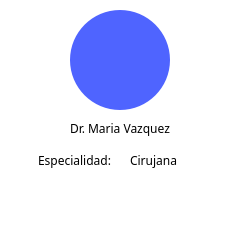
First picture: the form in hospital-Core/Widgets/Usuario/tarjeta_doctor.ui, repository MrDanielG/Hospital-SCRUM, before the edit.
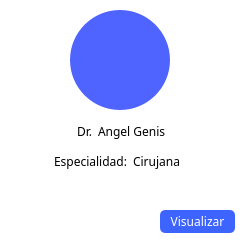
Second picture: the form after the edit. Icons and pictures are not drawn.

Commit message: Visualizar informacion doctor beta

Patch:
```diff
--- a/hospital-Core/Widgets/Usuario/tarjeta_doctor.ui
+++ b/hospital-Core/Widgets/Usuario/tarjeta_doctor.ui
@@ -7,19 +7,19 @@
     <x>0</x>
     <y>0</y>
     <width>245</width>
-    <height>232</height>
+    <height>245</height>
    </rect>
   </property>
   <property name="minimumSize">
    <size>
     <width>245</width>
-    <height>232</height>
+    <height>245</height>
    </size>
   </property>
   <property name="maximumSize">
    <size>
     <width>245</width>
-    <height>232</height>
+    <height>245</height>
    </size>
   </property>
   <property name="windowTitle">
@@ -47,33 +47,117 @@
     <string/>
    </property>
   </widget>
-  <widget class="QLabel" name="tarjetadoctor_doctor">
+  <widget class="QPushButton" name="btn_visualizar">
    <property name="geometry">
     <rect>
-     <x>70</x>
+     <x>160</x>
+     <y>210</y>
+     <width>75</width>
+     <height>23</height>
+    </rect>
+   </property>
+   <property name="font">
+    <font>
+     <family>Montserrat</family>
+    </font>
+   </property>
+   <property name="styleSheet">
+    <string notr="true">color: white;
+border: none;
+background: #3E64FF;
+border-radius: 5px;</string>
+   </property>
+   <property name="text">
+    <string>Visualizar</string>
+   </property>
+  </widget>
+  <widget class="QWidget" name="">
+   <property name="geometry">
+    <rect>
+     <x>30</x>
      <y>120</y>
-     <width>101</width>
-     <height>16</height>
+     <width>182</width>
+     <height>22</height>
     </rect>
    </property>
+   <layout class="QHBoxLayout" name="horizontalLayout">
+    <item>
+     <spacer name="horizontalSpacer">
+      <property name="orientation">
+       <enum>Qt::Horizontal</enum>
+      </property>
+      <property name="sizeHint" stdset="0">
+       <size>
+        <width>40</width>
+        <height>20</height>
+       </size>
+      </property>
+     </spacer>
+    </item>
+    <item>
+     <widget class="QLabel" name="tarjetadoctor_doctor_2">
    <property name="font">
     <font>
      <family>Montserrat</family>
     </font>
    </property>
    <property name="text">
-    <string>Dr. Maria Vazquez</string>
-   </property>
-  </widget>
+       <string>Dr.</string>
+      </property>
+     </widget>
+    </item>
+    <item>
+     <widget class="QLabel" name="tarjetadoctor_doctor">
+      <property name="font">
+       <font>
+        <family>Montserrat</family>
+       </font>
+      </property>
+      <property name="text">
+       <string>Angel Genis</string>
+      </property>
+     </widget>
+    </item>
+    <item>
+     <spacer name="horizontalSpacer_2">
+      <property name="orientation">
+       <enum>Qt::Horizontal</enum>
+      </property>
+      <property name="sizeHint" stdset="0">
+       <size>
+        <width>40</width>
+        <height>20</height>
+       </size>
+      </property>
+     </spacer>
+    </item>
+   </layout>
+  </widget>
+  <widget class="QWidget" name="">
+   <property name="geometry">
+    <rect>
+     <x>10</x>
+     <y>150</y>
+     <width>213</width>
+     <height>22</height>
+    </rect>
+   </property>
+   <layout class="QHBoxLayout" name="horizontalLayout_2">
+    <item>
+     <spacer name="horizontalSpacer_3">
+      <property name="orientation">
+       <enum>Qt::Horizontal</enum>
+      </property>
+      <property name="sizeHint" stdset="0">
+       <size>
+        <width>40</width>
+        <height>20</height>
+       </size>
+      </property>
+     </spacer>
+    </item>
+    <item>
   <widget class="QLabel" name="label_3">
-   <property name="geometry">
-    <rect>
-     <x>20</x>
-     <y>150</y>
-     <width>91</width>
-     <height>20</height>
-    </rect>
-   </property>
    <property name="font">
     <font>
      <family>Montserrat</family>
@@ -86,15 +170,9 @@
     <set>Qt::AlignRight|Qt::AlignTrailing|Qt::AlignVCenter</set>
    </property>
   </widget>
+    </item>
+    <item>
   <widget class="QLabel" name="especialidad">
-   <property name="geometry">
-    <rect>
-     <x>130</x>
-     <y>150</y>
-     <width>101</width>
-     <height>21</height>
-    </rect>
-   </property>
    <property name="font">
     <font>
      <family>Montserrat</family>
@@ -104,15 +182,47 @@
     <string>Cirujana</string>
    </property>
   </widget>
+    </item>
+    <item>
+     <spacer name="horizontalSpacer_4">
+      <property name="orientation">
+       <enum>Qt::Horizontal</enum>
+      </property>
+      <property name="sizeHint" stdset="0">
+       <size>
+        <width>40</width>
+        <height>20</height>
+       </size>
+      </property>
+     </spacer>
+    </item>
+   </layout>
+  </widget>
+  <widget class="QWidget" name="">
+   <property name="geometry">
+    <rect>
+     <x>20</x>
+     <y>180</y>
+     <width>193</width>
+     <height>22</height>
+    </rect>
+   </property>
+   <layout class="QHBoxLayout" name="horizontalLayout_3">
+    <item>
+     <spacer name="horizontalSpacer_5">
+      <property name="orientation">
+       <enum>Qt::Horizontal</enum>
+      </property>
+      <property name="sizeHint" stdset="0">
+       <size>
+        <width>40</width>
+        <height>20</height>
+       </size>
+      </property>
+     </spacer>
+    </item>
+    <item>
   <widget class="QLabel" name="estrella1">
-   <property name="geometry">
-    <rect>
-     <x>70</x>
-     <y>190</y>
-     <width>20</width>
-     <height>20</height>
-    </rect>
-   </property>
    <property name="text">
     <string/>
    </property>
@@ -126,15 +236,9 @@
     <set>Qt::AlignCenter</set>
    </property>
   </widget>
+    </item>
+    <item>
   <widget class="QLabel" name="estrella1_2">
-   <property name="geometry">
-    <rect>
-     <x>90</x>
-     <y>190</y>
-     <width>20</width>
-     <height>20</height>
-    </rect>
-   </property>
    <property name="text">
     <string/>
    </property>
@@ -148,15 +252,9 @@
     <set>Qt::AlignCenter</set>
    </property>
   </widget>
+    </item>
+    <item>
   <widget class="QLabel" name="estrella1_3">
-   <property name="geometry">
-    <rect>
-     <x>110</x>
-     <y>190</y>
-     <width>20</width>
-     <height>20</height>
-    </rect>
-   </property>
    <property name="text">
     <string/>
    </property>
@@ -170,15 +268,9 @@
     <set>Qt::AlignCenter</set>
    </property>
   </widget>
+    </item>
+    <item>
   <widget class="QLabel" name="estrella1_4">
-   <property name="geometry">
-    <rect>
-     <x>130</x>
-     <y>190</y>
-     <width>20</width>
-     <height>20</height>
-    </rect>
-   </property>
    <property name="text">
     <string/>
    </property>
@@ -192,15 +284,9 @@
     <set>Qt::AlignCenter</set>
    </property>
   </widget>
+    </item>
+    <item>
   <widget class="QLabel" name="estrella1_5">
-   <property name="geometry">
-    <rect>
-     <x>150</x>
-     <y>190</y>
-     <width>20</width>
-     <height>20</height>
-    </rect>
-   </property>
    <property name="text">
     <string/>
    </property>
@@ -214,7 +300,25 @@
     <set>Qt::AlignCenter</set>
    </property>
   </widget>
- </widget>
- <resources/>
+    </item>
+    <item>
+     <spacer name="horizontalSpacer_6">
+      <property name="orientation">
+       <enum>Qt::Horizontal</enum>
+      </property>
+      <property name="sizeHint" stdset="0">
+       <size>
+        <width>40</width>
+        <height>20</height>
+       </size>
+      </property>
+     </spacer>
+    </item>
+   </layout>
+  </widget>
+ </widget>
+ <resources>
+  <include location="../../resources.qrc"/>
+ </resources>
  <connections/>
 </ui>
```
Left out of the diff: 10 changed lines with no effect on the pictures. Lines whose indentation alone changed are shown as unchanged. The commit also changes 10 other files.
